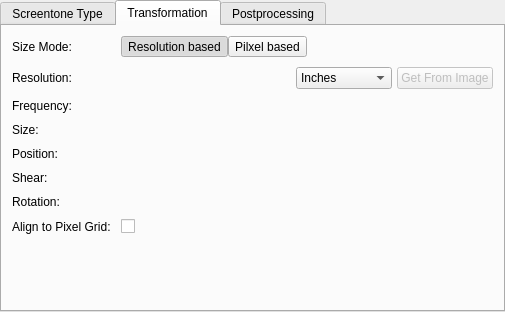
The window that plugins/generators/screentone/KisScreentoneConfigWidget.ui (KDE/krita) describes before a commit, drawn with Qt 5.
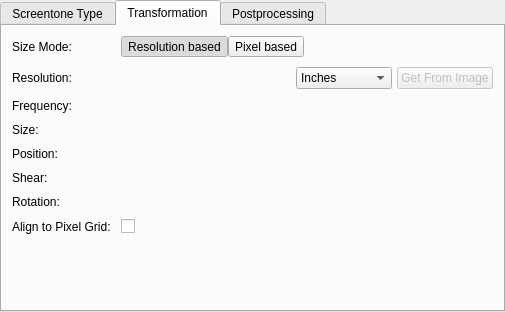
The same window after the commit. The open tabs and pages were chosen to show the change. Custom widgets are drawn as their Qt base class.

Commit message: Fix ui typo in screentone generator

What changed in the file:
```diff
--- a/plugins/generators/screentone/KisScreentoneConfigWidget.ui
+++ b/plugins/generators/screentone/KisScreentoneConfigWidget.ui
@@ -270,7 +270,7 @@
            <item>
             <widget class="KoGroupButton" name="buttonSizeModePixelBased">
              <property name="text">
-              <string>Pilxel based</string>
+              <string>Pixel based</string>
              </property>
              <property name="checkable">
               <bool>true</bool>
```
